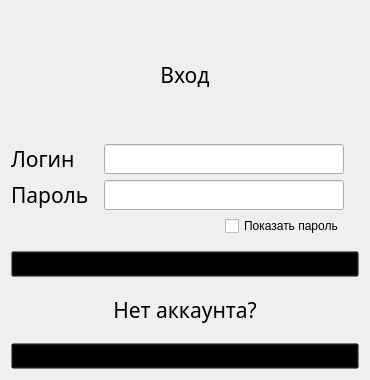
Old version of the form authorize.ui in the repository lirthu/kursach.
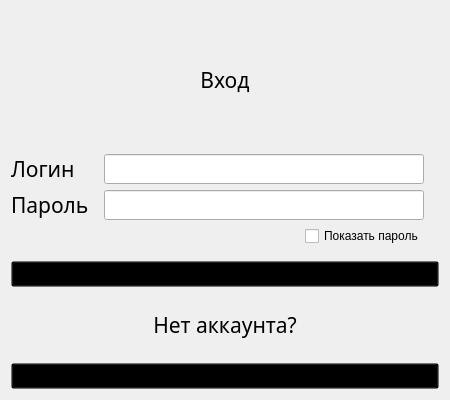
New version of the form.

```diff
--- a/authorize.ui
+++ b/authorize.ui
@@ -6,15 +6,15 @@
    <rect>
     <x>0</x>
     <y>0</y>
-    <width>370</width>
-    <height>380</height>
+    <width>450</width>
+    <height>400</height>
    </rect>
   </property>
   <property name="windowTitle">
    <string>Авторизация</string>
   </property>
-  <layout class="QVBoxLayout" name="verticalLayout">
-   <item>
+  <layout class="QGridLayout" name="gridLayout_2">
+   <item row="0" column="0">
     <widget class="QLabel" name="label_10">
      <property name="font">
       <font>
@@ -33,7 +33,7 @@
      </property>
     </widget>
    </item>
-   <item>
+   <item row="1" column="0">
     <layout class="QGridLayout" name="gridLayout">
      <property name="rightMargin">
       <number>15</number>
@@ -138,7 +138,7 @@
      </item>
     </layout>
    </item>
-   <item>
+   <item row="2" column="0">
     <layout class="QVBoxLayout" name="verticalLayout_4">
      <property name="spacing">
       <number>0</number>
```
